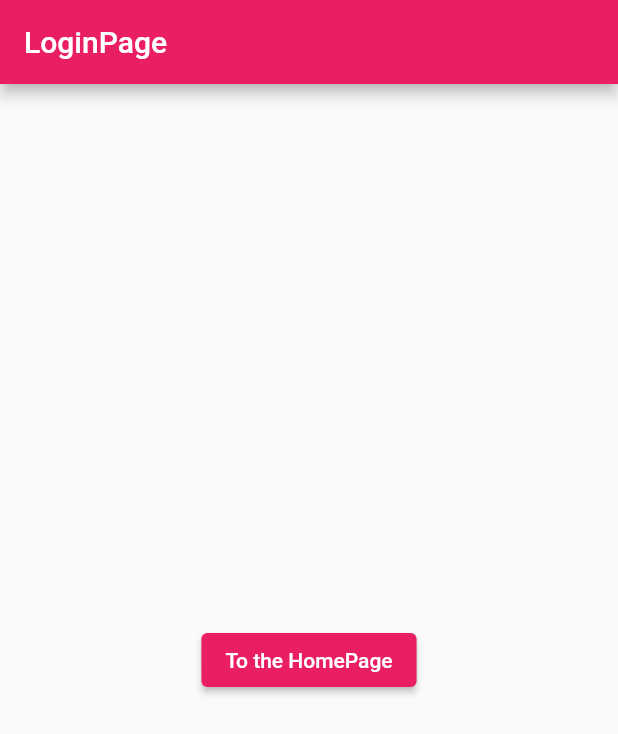
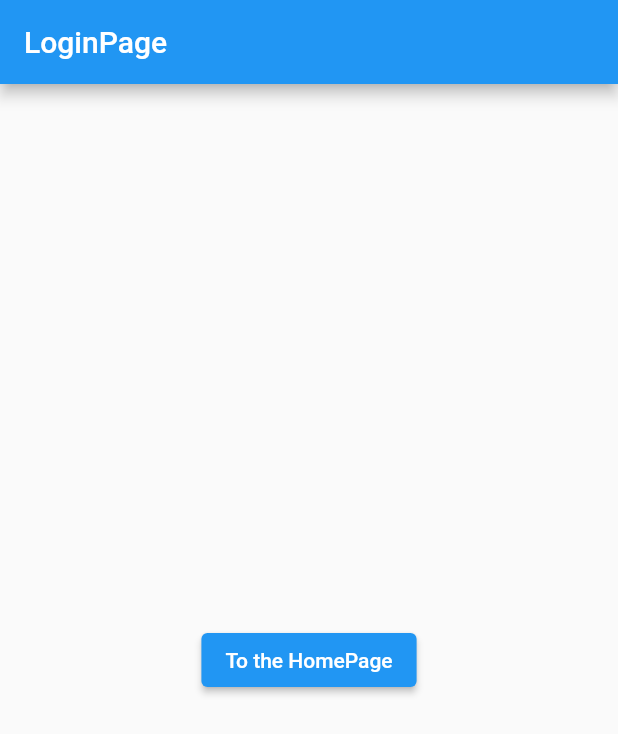
Before and after one commit to DanielaMulas/my_app, a Flutter app: the screen it shows after launch, on a phone screen of 412 x 824 dp. Shown: the top 734 px of the screen. Run offline on Flutter 3.47's test engine with Material 2 defaults, Android fonts, the phone set to English and light mode, and no system bars; our stand-ins replace flutter_login, material_design_icons_flutter.

Commit message:
Sfondo blu

```diff
--- a/lib/main.dart
+++ b/lib/main.dart
@@ -23,7 +23,7 @@ class MyApp extends StatelessWidget {
         // or simply save your changes to "hot reload" in a Flutter IDE).
         // Notice that the counter didn't reset back to zero; the application
         // is not restarted.
-        primarySwatch: Colors.pink,
+        primarySwatch: Colors.blue,
       ),
       home: LoginPage(),
     );
```
